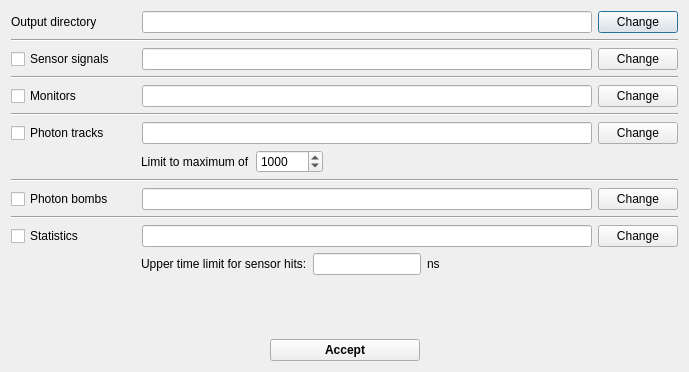
Qt form ants3bundle/src/ants3/gui/photsim/aphotonsimoutputdialog.ui (andrmor/ANTS3bundle) before a commit.
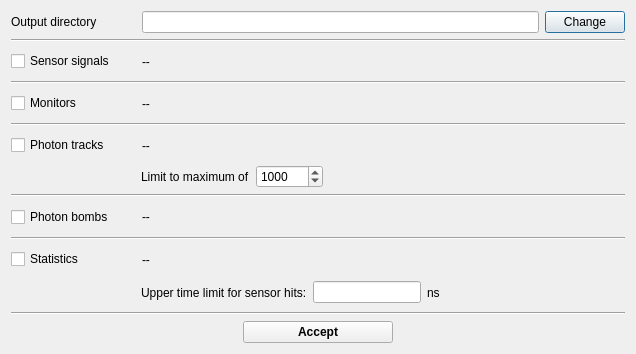
The same form after that commit.

Commit message: refactor load results for photon sims

What changed in the file:
```diff
--- a/ants3bundle/src/ants3/gui/photsim/aphotonsimoutputdialog.ui
+++ b/ants3bundle/src/ants3/gui/photsim/aphotonsimoutputdialog.ui
@@ -6,8 +6,8 @@
    <rect>
     <x>0</x>
     <y>0</y>
-    <width>688</width>
-    <height>372</height>
+    <width>636</width>
+    <height>354</height>
    </rect>
   </property>
   <property name="windowTitle">
@@ -64,15 +64,25 @@
       </widget>
      </item>
      <item>
-      <widget class="QLineEdit" name="leSensorSignals"/>
-     </item>
-     <item>
-      <widget class="QPushButton" name="pbChangeSignals">
+      <widget class="QLabel" name="labSensorSignals">
        <property name="text">
-        <string>Change</string>
+        <string>--</string>
        </property>
       </widget>
      </item>
+     <item>
+      <spacer name="horizontalSpacer_4">
+       <property name="orientation">
+        <enum>Qt::Horizontal</enum>
+       </property>
+       <property name="sizeHint" stdset="0">
+        <size>
+         <width>40</width>
+         <height>20</height>
+        </size>
+       </property>
+      </spacer>
+     </item>
     </layout>
    </item>
    <item>
@@ -101,15 +111,25 @@
       </widget>
      </item>
      <item>
-      <widget class="QLineEdit" name="leMonitors"/>
-     </item>
-     <item>
-      <widget class="QPushButton" name="pbChangeMonitors">
+      <widget class="QLabel" name="labMonitors">
        <property name="text">
-        <string>Change</string>
+        <string>--</string>
        </property>
       </widget>
      </item>
+     <item>
+      <spacer name="horizontalSpacer_6">
+       <property name="orientation">
+        <enum>Qt::Horizontal</enum>
+       </property>
+       <property name="sizeHint" stdset="0">
+        <size>
+         <width>40</width>
+         <height>20</height>
+        </size>
+       </property>
+      </spacer>
+     </item>
     </layout>
    </item>
    <item>
@@ -135,15 +155,25 @@
       </widget>
      </item>
      <item>
-      <widget class="QLineEdit" name="lePhotonTracks"/>
-     </item>
-     <item>
-      <widget class="QPushButton" name="pbChangeTracks">
+      <widget class="QLabel" name="labPhotonTracks">
        <property name="text">
-        <string>Change</string>
+        <string>--</string>
        </property>
       </widget>
      </item>
+     <item>
+      <spacer name="horizontalSpacer_7">
+       <property name="orientation">
+        <enum>Qt::Horizontal</enum>
+       </property>
+       <property name="sizeHint" stdset="0">
+        <size>
+         <width>40</width>
+         <height>20</height>
+        </size>
+       </property>
+      </spacer>
+     </item>
     </layout>
    </item>
    <item>
@@ -206,15 +236,25 @@
       </widget>
      </item>
      <item>
-      <widget class="QLineEdit" name="leBombs"/>
-     </item>
-     <item>
-      <widget class="QPushButton" name="pbChangeBombs">
+      <widget class="QLabel" name="labBombs">
        <property name="text">
-        <string>Change</string>
+        <string>--</string>
        </property>
       </widget>
      </item>
+     <item>
+      <spacer name="horizontalSpacer_8">
+       <property name="orientation">
+        <enum>Qt::Horizontal</enum>
+       </property>
+       <property name="sizeHint" stdset="0">
+        <size>
+         <width>40</width>
+         <height>20</height>
+        </size>
+       </property>
+      </spacer>
+     </item>
     </layout>
    </item>
    <item>
@@ -243,15 +283,25 @@
       </widget>
      </item>
      <item>
-      <widget class="QLineEdit" name="leStatistics"/>
-     </item>
-     <item>
-      <widget class="QPushButton" name="pbChangeStatistics">
+      <widget class="QLabel" name="labStatistics">
        <property name="text">
-        <string>Change</string>
+        <string>--</string>
        </property>
       </widget>
      </item>
+     <item>
+      <spacer name="horizontalSpacer_9">
+       <property name="orientation">
+        <enum>Qt::Horizontal</enum>
+       </property>
+       <property name="sizeHint" stdset="0">
+        <size>
+         <width>40</width>
+         <height>20</height>
+        </size>
+       </property>
+      </spacer>
+     </item>
     </layout>
    </item>
    <item>
@@ -308,17 +358,11 @@
     </layout>
    </item>
    <item>
-    <spacer name="verticalSpacer_2">
+    <widget class="Line" name="line_6">
      <property name="orientation">
-      <enum>Qt::Vertical</enum>
+      <enum>Qt::Horizontal</enum>
      </property>
-     <property name="sizeHint" stdset="0">
-      <size>
-       <width>667</width>
-       <height>5</height>
-      </size>
-     </property>
-    </spacer>
+    </widget>
    </item>
    <item>
     <layout class="QHBoxLayout" name="horizontalLayout_6">
```
The commit also changes 9 other files.
